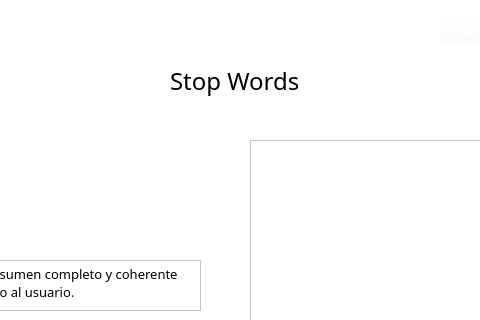
Qt form Views/QtViews/Resumen_Window.ui (Napssters/Abstrac_Cientifico) before a commit; both pictures show x 150 to 630 and y 0 to 320 of the 750 by 495 pixel window.
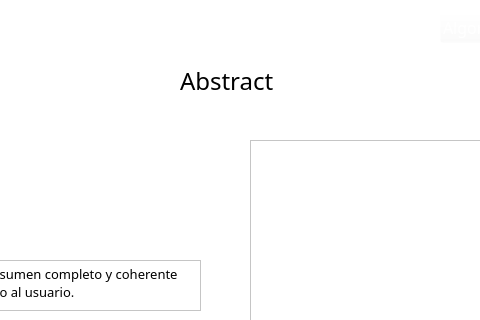
The same form after that commit. Icons and pictures are not drawn.

Patch:
```diff
--- a/Views/QtViews/Resumen_Window.ui
+++ b/Views/QtViews/Resumen_Window.ui
@@ -108,7 +108,7 @@
   <widget class="QLabel" name="label">
    <property name="geometry">
     <rect>
-     <x>320</x>
+     <x>330</x>
      <y>60</y>
      <width>131</width>
      <height>41</height>
@@ -127,7 +127,7 @@
     <string notr="true">font: 75 18pt &quot;Sylfaen&quot;;</string>
    </property>
    <property name="text">
-    <string>Stop Words</string>
+    <string>Abstract</string>
    </property>
   </widget>
   <widget class="QPushButton" name="ver">
```
